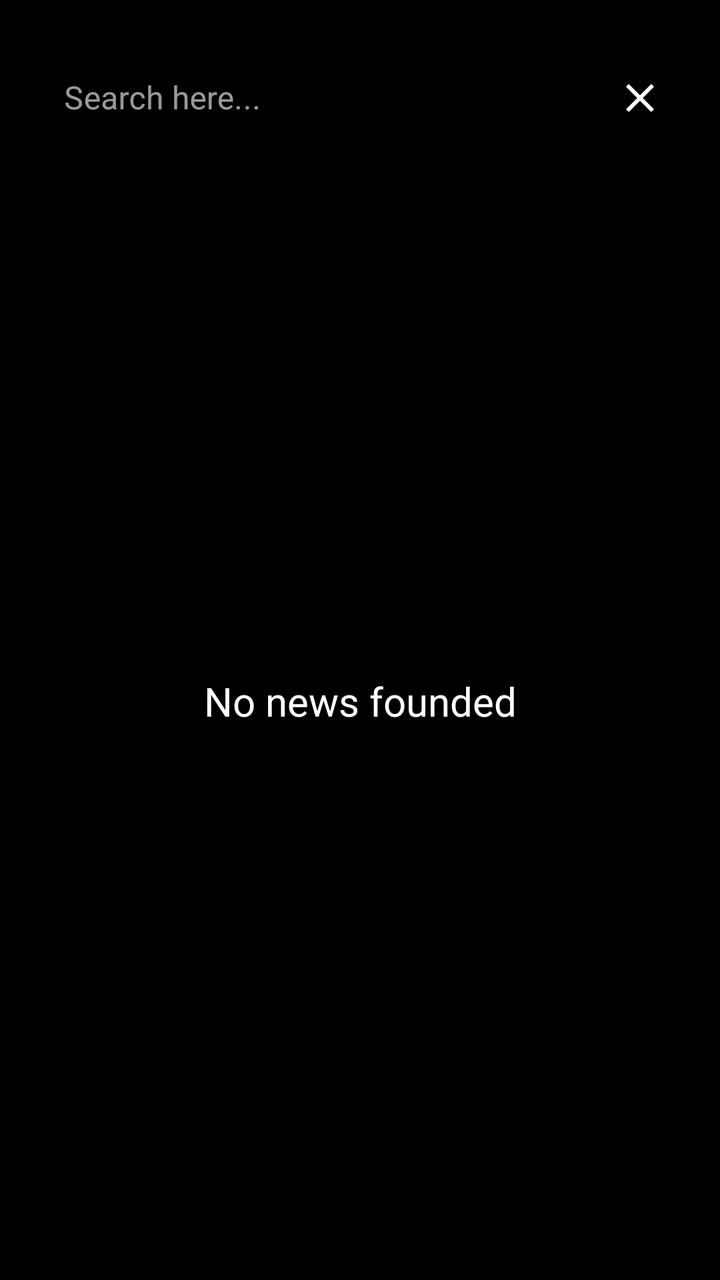
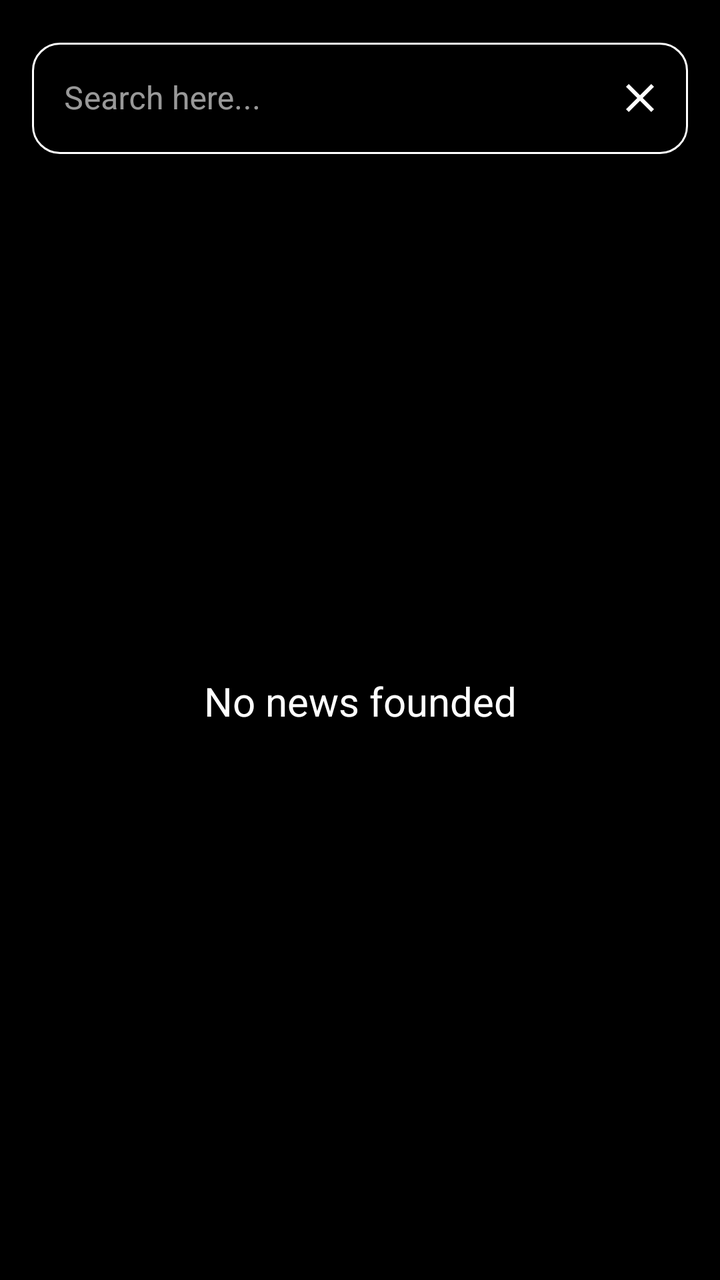

Compare the two renders of this Android layout. The source of the first and the diff that turns it into the second are given below.
<!-- AndroidManifest.xml: application theme Theme.ANU_News_APP -->
<!-- res/layout/activity_search.xml -->
<?xml version="1.0" encoding="utf-8"?>
<androidx.constraintlayout.widget.ConstraintLayout xmlns:android="http://schemas.android.com/apk/res/android"
    xmlns:app="http://schemas.android.com/apk/res-auto"
    xmlns:tools="http://schemas.android.com/tools"
    android:layout_width="match_parent"
    android:layout_height="match_parent"
    android:background="@android:color/black"
    android:padding="16dp"
    tools:context=".SearchActivity">

    <com.google.android.material.textfield.TextInputLayout
        android:id="@+id/tilSearch"
        style="@style/Widget.MaterialComponents.TextInputLayout.OutlinedBox"
        android:layout_width="match_parent"
        android:layout_height="wrap_content"
        android:hint="Search here..."
        android:theme="@style/ThemeOverlay.MaterialComponents.Dark"

        app:boxCornerRadiusBottomEnd="14dp"
        app:boxCornerRadiusBottomStart="14dp"
        app:boxCornerRadiusTopEnd="14dp"
        app:boxCornerRadiusTopStart="14dp"

        app:boxStrokeColor="#FFFFFFFF"
        app:hintTextColor="#FFFFFFFF"

        app:endIconMode="custom"
        app:endIconDrawable="@drawable/ic_close"
        app:endIconTint="#FFFFFFFF"
        app:endIconContentDescription="Close Search"
        app:layout_constraintTop_toTopOf="parent"
        app:layout_constraintStart_toStartOf="parent"
        app:layout_constraintEnd_toEndOf="parent">

        <com.google.android.material.textfield.TextInputEditText
            android:id="@+id/etSearch"
            android:layout_width="match_parent"
            android:layout_height="wrap_content"
            android:textColor="#FFFFFFFF"
            android:textColorHint="#FFFFFFFF"
            android:textCursorDrawable="@null"
            android:inputType="text" />
    </com.google.android.material.textfield.TextInputLayout>

    <TextView
        android:id="@+id/tvNoNews"
        android:layout_width="wrap_content"
        android:layout_height="wrap_content"
        android:text="No news founded"
        android:textColor="@android:color/white"
        android:textSize="20sp"
        app:layout_constraintBottom_toBottomOf="parent"
        app:layout_constraintEnd_toEndOf="parent"
        app:layout_constraintStart_toStartOf="parent"
        app:layout_constraintTop_toBottomOf="@+id/tilSearch" />

</androidx.constraintlayout.widget.ConstraintLayout>
<!-- resources referenced by this layout -->
<resources>
  <!-- drawable ic_close (drawable) -->
  <vector xmlns:android="http://schemas.android.com/apk/res/android"
      android:width="24dp"
      android:height="24dp"
      android:viewportWidth="24"
      android:viewportHeight="24"
      android:tint="?attr/colorControlNormal">
    <path
        android:fillColor="@android:color/white"
        android:pathData="M19,6.41L17.59,5 12,10.59 6.41,5 5,6.41 10.59,12 5,17.59 6.41,19 12,13.41 17.59,19 19,17.59 13.41,12z"/>
  </vector>
  <style name="Theme.ANU_News_APP" parent="Base.Theme.ANU_News_APP" />
  <style name="Base.Theme.ANU_News_APP" parent="Theme.Material3.DayNight.NoActionBar">
          
          
      </style>
</resources>

<!-- the commit's change to res/layout/activity_search.xml (unified diff, before → after) -->
@@ -21,7 +21,7 @@
         app:boxCornerRadiusTopEnd="14dp"
         app:boxCornerRadiusTopStart="14dp"
 
-        app:boxStrokeColor="#FFFFFFFF"
+        app:boxStrokeColor="@color/white_box_stroke"
         app:hintTextColor="#FFFFFFFF"
 
         app:endIconMode="custom"
